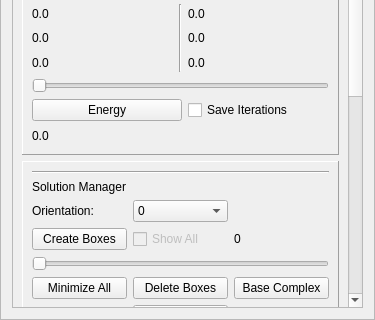
Qt form GUI/managers/enginemanager.ui (alemuntoni/HeightFieldDecomposition) before a commit; both pictures show x 0 to 375 and y 766 to 1086 of the 375 by 1086 pixel window.
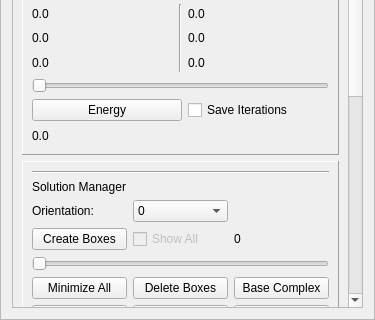
The same form after that commit.

Patch:
```diff
--- a/GUI/managers/enginemanager.ui
+++ b/GUI/managers/enginemanager.ui
@@ -16,6 +16,12 @@
     <height>0</height>
    </size>
   </property>
+  <property name="maximumSize">
+   <size>
+    <width>375</width>
+    <height>16777215</height>
+   </size>
+  </property>
   <property name="windowTitle">
    <string>Frame</string>
   </property>
@@ -50,7 +56,7 @@
       <property name="geometry">
        <rect>
         <x>0</x>
-        <y>-224</y>
+        <y>-209</y>
         <width>339</width>
         <height>1316</height>
        </rect>
@@ -967,13 +973,27 @@
             </property>
            </widget>
           </item>
-          <item row="7" column="1">
+          <item row="7" column="0">
            <widget class="QPushButton" name="subtractPushButton">
             <property name="text">
              <string>Subtract</string>
             </property>
            </widget>
           </item>
+          <item row="7" column="1">
+           <widget class="QPushButton" name="serializeBCPushButton">
+            <property name="text">
+             <string>Serialize BC</string>
+            </property>
+           </widget>
+          </item>
+          <item row="7" column="2">
+           <widget class="QPushButton" name="deserializeBCPushButton">
+            <property name="text">
+             <string>Deserialize BC</string>
+            </property>
+           </widget>
+          </item>
          </layout>
         </widget>
        </item>
```
